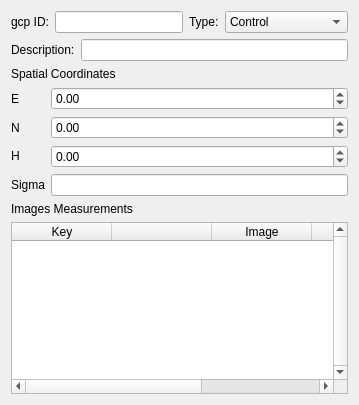
e-foto/e-foto, file trunk/interface/project/PointLayout.ui: the form before one commit.
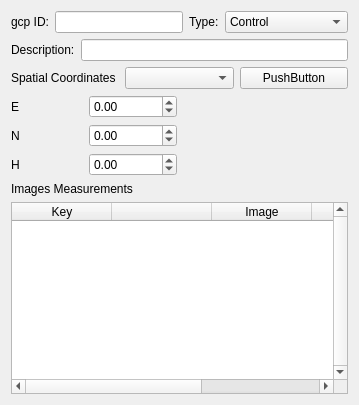
The form after the commit. Custom widgets are drawn as their Qt base class.

Commit message: Including SigmaForm Class.

Diff of the .ui file:
```diff
--- a/trunk/interface/project/PointLayout.ui
+++ b/trunk/interface/project/PointLayout.ui
@@ -13,7 +13,7 @@
   <property name="windowTitle">
    <string>Form</string>
   </property>
-  <layout class="QVBoxLayout" name="verticalLayout_5">
+  <layout class="QVBoxLayout" name="verticalLayout_2">
    <item>
     <layout class="QHBoxLayout" name="horizontalLayout_4">
      <item>
@@ -77,6 +77,8 @@
     </layout>
    </item>
    <item>
+    <layout class="QHBoxLayout" name="horizontalLayout_6">
+     <item>
     <widget class="QLabel" name="label_3">
      <property name="text">
       <string>Spatial Coordinates</string>
@@ -84,10 +86,24 @@
     </widget>
    </item>
    <item>
+      <widget class="SigmaFormTypeSelector" name="sigmaSelector"/>
+     </item>
+     <item>
+      <widget class="SigmaFormDialogButton" name="sigmaDialogButton">
+       <property name="text">
+        <string>PushButton</string>
+       </property>
+      </widget>
+     </item>
+    </layout>
+   </item>
+   <item>
     <layout class="QHBoxLayout" name="horizontalLayout_5">
      <item>
       <layout class="QVBoxLayout" name="verticalLayout">
        <item>
+        <layout class="QHBoxLayout" name="horizontalLayout_7">
+         <item>
         <widget class="QLabel" name="label_12">
          <property name="text">
           <string>E</string>
@@ -95,31 +111,6 @@
         </widget>
        </item>
        <item>
-        <widget class="QLabel" name="label_11">
-         <property name="text">
-          <string>N</string>
-         </property>
-        </widget>
-       </item>
-       <item>
-        <widget class="QLabel" name="label_10">
-         <property name="text">
-          <string>H</string>
-         </property>
-        </widget>
-       </item>
-       <item>
-        <widget class="QLabel" name="label_5">
-         <property name="text">
-          <string>Sigma</string>
-         </property>
-        </widget>
-       </item>
-      </layout>
-     </item>
-     <item>
-      <layout class="QVBoxLayout" name="verticalLayout_2">
-       <item>
         <widget class="QDoubleSpinBox" name="eDoubleSpinBox">
          <property name="accelerated">
           <bool>true</bool>
@@ -135,6 +126,17 @@
          </property>
         </widget>
        </item>
+        </layout>
+       </item>
+       <item>
+        <layout class="QHBoxLayout" name="horizontalLayout_8">
+         <item>
+          <widget class="QLabel" name="label_11">
+           <property name="text">
+            <string>N</string>
+           </property>
+          </widget>
+         </item>
        <item>
         <widget class="QDoubleSpinBox" name="nDoubleSpinBox">
          <property name="accelerated">
@@ -148,6 +150,17 @@
          </property>
         </widget>
        </item>
+        </layout>
+       </item>
+       <item>
+        <layout class="QHBoxLayout" name="horizontalLayout_9">
+         <item>
+          <widget class="QLabel" name="label_10">
+           <property name="text">
+            <string>H</string>
+           </property>
+          </widget>
+         </item>
        <item>
         <widget class="QDoubleSpinBox" name="hDoubleSpinBox">
          <property name="accelerated">
@@ -161,10 +174,22 @@
          </property>
         </widget>
        </item>
+        </layout>
+       </item>
+      </layout>
+     </item>
        <item>
-        <widget class="QLineEdit" name="lineEditSigma"/>
-       </item>
-      </layout>
+      <widget class="SigmaFormContent" name="sigmaContent">
+       <property name="frameShape">
+        <enum>QFrame::NoFrame</enum>
+       </property>
+       <property name="frameShadow">
+        <enum>QFrame::Raised</enum>
+       </property>
+       <property name="lineWidth">
+        <number>0</number>
+       </property>
+      </widget>
      </item>
     </layout>
    </item>
@@ -221,6 +246,24 @@
    </item>
   </layout>
  </widget>
+ <customwidgets>
+  <customwidget>
+   <class>SigmaFormTypeSelector</class>
+   <extends>QComboBox</extends>
+   <header>SigmaForm.h</header>
+  </customwidget>
+  <customwidget>
+   <class>SigmaFormDialogButton</class>
+   <extends>QPushButton</extends>
+   <header>SigmaForm.h</header>
+  </customwidget>
+  <customwidget>
+   <class>SigmaFormContent</class>
+   <extends>QFrame</extends>
+   <header>SigmaForm.h</header>
+   <container>1</container>
+  </customwidget>
+ </customwidgets>
  <resources/>
  <connections/>
 </ui>
```
Lines whose indentation alone changed are shown as unchanged. The commit also changes 6 other files.
